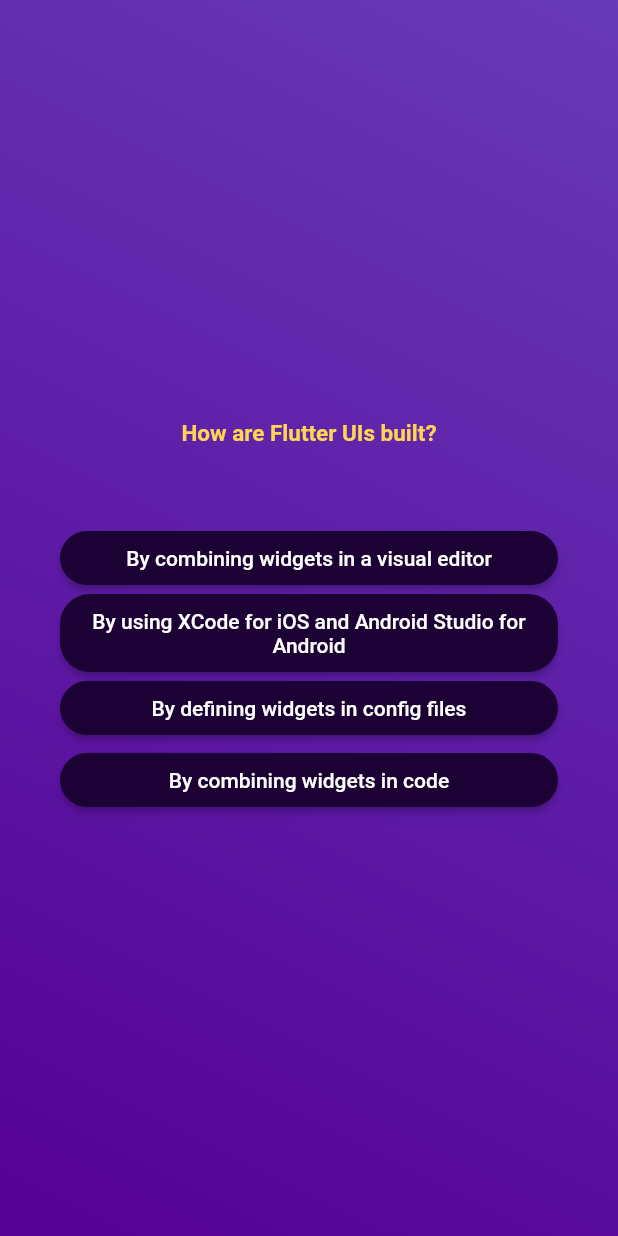
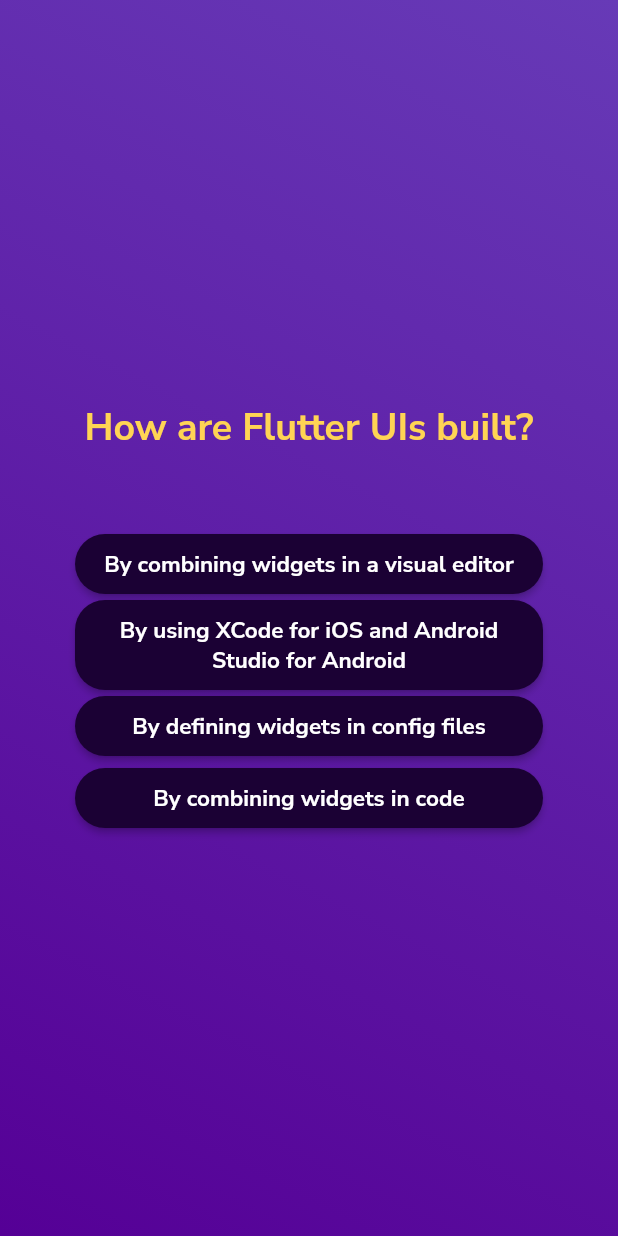
Before and after one commit to piotrkorzeniewski1/quiz-app, a Flutter app: the screen it shows after launch, after a tap on "Start Quiz", after a tap on "Components", on a phone screen of 412 x 824 dp. Run offline on Flutter 3.47's test engine with Material 2 defaults, Android fonts, the phone set to English and light mode, and no system bars; our stand-ins replace google_fonts.

Commit message:
add result screen

```diff
--- a/quizapp/lib/questions_screen.dart
+++ b/quizapp/lib/questions_screen.dart
@@ -5,7 +5,8 @@ import 'package:quizapp/data/questions.dart';
 
 class QuestionsScreen extends StatefulWidget{
 
-  const QuestionsScreen({super.key});
+  const QuestionsScreen(this.onPressedAnswer,{super.key});
+  final void Function(String answer) onPressedAnswer;
 
  @override
 
@@ -18,11 +19,11 @@ class QuestionsScreen extends StatefulWidget{
 class _QuestionsScreenState extends State<QuestionsScreen>{
 
   var currentQuestionIndex = 0;
-  void answerQuestion(){
+  void answerQuestion(String selectedAnswer){
+
+    widget.onPressedAnswer(selectedAnswer);
+
     setState(() {
-      if(currentQuestionIndex==(questions.length-1))
-      {
-      }
       currentQuestionIndex++;
     });
   }
@@ -33,7 +34,7 @@ class _QuestionsScreenState extends State<QuestionsScreen>{
     var currentQuestion = questions[currentQuestionIndex];
     return  Center(
       child: Container(
-        margin: const EdgeInsets.all(40),
+        margin: const EdgeInsets.all(50),
         child: Column(
           mainAxisAlignment: MainAxisAlignment.center,
           crossAxisAlignment: CrossAxisAlignment.stretch,
@@ -41,13 +42,18 @@ class _QuestionsScreenState extends State<QuestionsScreen>{
                         StyledText(
                           currentQuestion.question,
                           const Color.fromARGB(255, 255, 212, 84),
-                          15
+                          25,
                           ),
 
                         const SizedBox(height: 50,),
 
                         ...currentQuestion.getShuffledAnswers().map((answers) {
-                          return StyledButton(answers, answerQuestion);
+                          return StyledButton(
+                            answers,
+                                (){
+                                      answerQuestion(answers);
+                               }
+                          );
                       }),
                     ],
         ),
--- a/quizapp/lib/quiz.dart
+++ b/quizapp/lib/quiz.dart
@@ -1,7 +1,9 @@
 import 'package:flutter/material.dart';
 import 'package:quizapp/gradient_container.dart';
+import 'package:quizapp/quiz_results.dart';
 import 'package:quizapp/start_screen.dart';
 import 'package:quizapp/questions_screen.dart';
+import 'package:quizapp/data/questions.dart';
 
 class Quiz extends StatefulWidget{
 
@@ -18,11 +20,24 @@ class Quiz extends StatefulWidget{
 class _QuizState extends State<Quiz>{
 
   String? activeScreen;
+  List<String> selectedAnswer = [];
 
   void switchScreen(){
     setState(() {
       activeScreen = 'questions-screen';
     });
+  }
+
+  void choosedAnswer(String answer)
+  {
+    selectedAnswer.add(answer);
+
+    if(selectedAnswer.length == questions.length)
+    {
+      setState(() {
+        activeScreen = 'quiz-results';
+      });
+    }
   }
 
   @override
@@ -32,7 +47,11 @@ class _QuizState extends State<Quiz>{
      Widget screenWidget = StartScreen(switchScreen);
 
      if(activeScreen == 'questions-screen'){
-          screenWidget = const QuestionsScreen();
+          screenWidget = QuestionsScreen(choosedAnswer);
+     }
+     else if(activeScreen == 'quiz-results')
+     {
+          screenWidget = QuizResults(selectedAnswer);
      }
 
     return MaterialApp(
--- a/quizapp/lib/quiz_results.dart
+++ b/quizapp/lib/quiz_results.dart
@@ -1,13 +1,16 @@
 import 'package:flutter/material.dart';
+import 'package:quizapp/styled_text.dart';
 
 class QuizResults extends StatelessWidget{
 
-  const QuizResults({super.key});
+  const QuizResults(this.listOfAnswers, {super.key});
+
+  final List<String> listOfAnswers;
 
   @override
 
   Widget build(context){
-    return const Text("HUJfds");
+    return const StyledText('TREFHBDAS',Colors.white,30);
   }
 
 }
--- a/quizapp/lib/start_screen.dart
+++ b/quizapp/lib/start_screen.dart
@@ -25,7 +25,7 @@ class StartScreen extends StatelessWidget{
                 height: 100,
                 ),
 
-                const StyledText('Learn Flutter the fun way!',Colors.white, 20.0),
+                const StyledText('Learn Flutter the fun way!',Colors.white, 30),
 
               const SizedBox(
                 height: 30,
@@ -37,7 +37,7 @@ class StartScreen extends StatelessWidget{
                 label: const StyledText(
                   'Start Quiz',
                   Color.fromARGB(255, 255, 255, 255),
-                   15.0),
+                   25),
                    ),
                 ],
               ),
--- a/quizapp/lib/styled_button.dart
+++ b/quizapp/lib/styled_button.dart
@@ -1,4 +1,5 @@
 import 'package:flutter/material.dart';
+import 'package:quizapp/styled_text.dart';
 
 class StyledButton extends StatelessWidget{
 
@@ -12,13 +13,13 @@ class StyledButton extends StatelessWidget{
     return ElevatedButton(
       onPressed: onClick,
       style: ElevatedButton.styleFrom(
-        backgroundColor:Color.fromARGB(255, 27, 1, 52),
+        backgroundColor:const Color.fromARGB(255, 27, 1, 52),
         padding: const EdgeInsets.all(10),
         shape: RoundedRectangleBorder(
           borderRadius: BorderRadius.circular(20),
         ),
       ),
-      child: Text(answer,textAlign: TextAlign.center,),
+      child: StyledText(answer,Colors.white,15),
       );
   }
 }
--- a/quizapp/lib/styled_text.dart
+++ b/quizapp/lib/styled_text.dart
@@ -1,4 +1,5 @@
 import 'package:flutter/material.dart';
+import 'package:google_fonts/google_fonts.dart';
 
 class StyledText extends StatelessWidget{
 
@@ -14,7 +15,7 @@ class StyledText extends StatelessWidget{
 
     return Text(
          text,
-         style: TextStyle(
+         style: GoogleFonts.nunitoSans(
             fontSize: size,
             fontWeight: FontWeight.bold,
             color: color,
--- a/quizapp/pubspec.yaml
+++ b/quizapp/pubspec.yaml
@@ -35,6 +35,7 @@ dependencies:
   # The following adds the Cupertino Icons font to your application.
   # Use with the CupertinoIcons class for iOS style icons.
   cupertino_icons: ^1.0.2
+  google_fonts: ^6.1.0
 
 dev_dependencies:
   flutter_test:
```
Also changed, not shown: quizapp/pubspec.lock, 1 other file.
